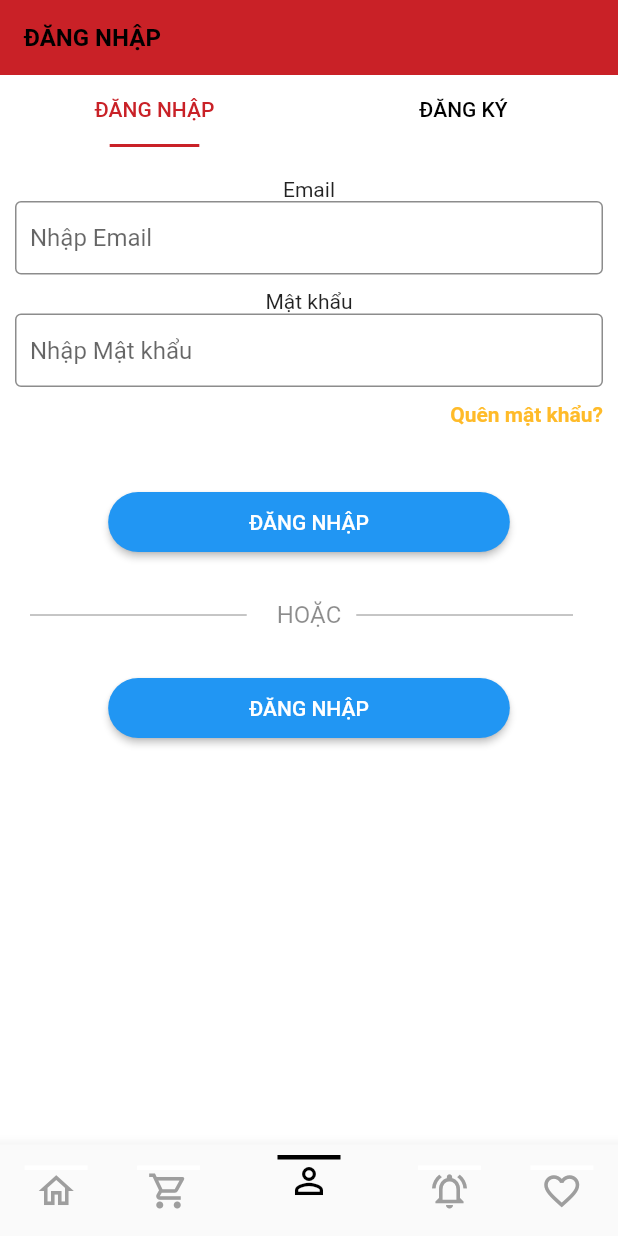
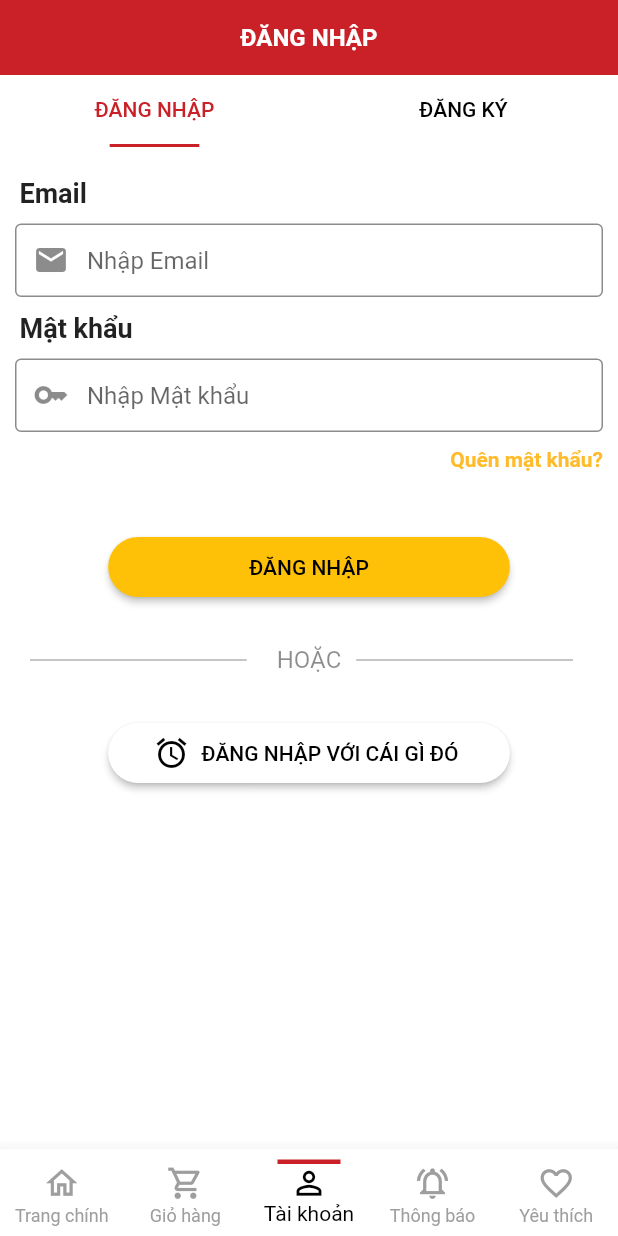
Before and after one commit to khoabm/matador, a Flutter app: the screen it shows after launch, item 3 of the bottom bar chosen, on a phone screen of 412 x 824 dp. Run offline on Flutter 3.47's test engine with Material 2 defaults, Android fonts, the light colour scheme and no system bars.

Commit message:
edit login screen, modify bottom navbar

```diff
--- a/lib/view/auth_view.dart
+++ b/lib/view/auth_view.dart
@@ -11,6 +11,13 @@ class AuthScreen extends StatefulWidget {
 
 class _AuthScreenState extends State<AuthScreen> with TickerProviderStateMixin {
   late TabController _tabController;
+  int _page = 0;
+
+  void updatePage(int page) {
+    setState(() {
+      _page = page;
+    });
+  }
 
   @override
   void initState() {
@@ -19,6 +26,7 @@ class _AuthScreenState extends State<AuthScreen> with TickerProviderStateMixin {
       length: 2,
       vsync: this,
     );
+    _tabController.addListener(_handleTabSelection);
   }
 
   @override
@@ -29,6 +37,7 @@ class _AuthScreenState extends State<AuthScreen> with TickerProviderStateMixin {
 
   @override
   Widget build(BuildContext context) {
+    //final index = DefaultTabController.of(context).index;
     return DefaultTabController(
       length: 2,
       child: Scaffold(
@@ -43,12 +52,12 @@ class _AuthScreenState extends State<AuthScreen> with TickerProviderStateMixin {
               ),
             ),
             title: Row(
-              // mainAxisAlignment: MainAxisAlignment.center,
-              children: const [
+              mainAxisAlignment: MainAxisAlignment.center,
+              children: [
                 Text(
-                  'ĐĂNG NHẬP',
-                  style: TextStyle(
-                    color: Colors.black,
+                  _page == 0 ? 'ĐĂNG NHẬP' : "ĐĂNG KÝ",
+                  style: const TextStyle(
+                    color: CustomColors.scaffoldBackgroundColor,
                     fontSize: 16,
                     fontWeight: FontWeight.w600,
                   ),
@@ -61,6 +70,10 @@ class _AuthScreenState extends State<AuthScreen> with TickerProviderStateMixin {
           crossAxisAlignment: CrossAxisAlignment.center,
           children: [
             TabBar(
+              onTap: (index) {
+                updatePage(index);
+                print(_page);
+              },
               unselectedLabelColor: Colors.black,
               labelColor: CustomColors.primaryColor,
               tabs: const [
@@ -91,4 +104,10 @@ class _AuthScreenState extends State<AuthScreen> with TickerProviderStateMixin {
       ),
     );
   }
+
+  void _handleTabSelection() {
+    setState(() {
+      _page = _tabController.index;
+    });
+  }
 }
--- a/lib/view/login_view.dart
+++ b/lib/view/login_view.dart
@@ -25,34 +25,73 @@ class _LoginViewState extends State<LoginView> {
 
   @override
   Widget build(BuildContext context) {
-    return Container(
+    return SingleChildScrollView(
+      child: Container(
         padding: const EdgeInsets.all(10),
         color: Colors.white,
         child: Form(
           key: _signInFormKey,
           child: Column(
-          mainAxisAlignment: MainAxisAlignment.start,
             children: [
               const SizedBox(
                 height: 10,
               ),
-            const Text(
+              Row(
+                mainAxisAlignment: MainAxisAlignment.start,
+                children: const [
+                  Padding(
+                    padding: EdgeInsets.only(
+                      left: 3.0,
+                    ),
+                    child: Text(
                       'Email',
-              style: TextStyle(),
+                      style: TextStyle(
+                        fontSize: 18,
+                        fontWeight: FontWeight.bold,
+                      ),
+                      textAlign: TextAlign.left,
+                    ),
+                  ),
+                ],
+              ),
+              const SizedBox(
+                height: 10,
               ),
               CustomTextField(
                 isObscure: false,
                 controller: _emailController,
                 hintText: "Nhập Email",
+                prefixIcons: const Icon(Icons.email),
               ),
               const SizedBox(
                 height: 10,
               ),
-            const Text('Mật khẩu'),
+              Row(
+                mainAxisAlignment: MainAxisAlignment.start,
+                children: const [
+                  Padding(
+                    padding: EdgeInsets.only(
+                      left: 3.0,
+                    ),
+                    child: Text(
+                      'Mật khẩu',
+                      style: TextStyle(
+                        fontSize: 18,
+                        fontWeight: FontWeight.bold,
+                      ),
+                      textAlign: TextAlign.left,
+                    ),
+                  ),
+                ],
+              ),
+              const SizedBox(
+                height: 10,
+              ),
               CustomTextField(
                 isObscure: true,
                 controller: _passwordController,
                 hintText: "Nhập Mật khẩu",
+                prefixIcons: const Icon(Icons.key),
               ),
               const SizedBox(
                 height: 10,
@@ -75,7 +114,11 @@ class _LoginViewState extends State<LoginView> {
               const SizedBox(
                 height: 40,
               ),
-            CustomButton(text: 'ĐĂNG NHẬP', onTap: () {}),
+              CustomButton(
+                text: 'ĐĂNG NHẬP',
+                onTap: () {},
+                buttonColor: Colors.amber,
+              ),
               const SizedBox(
                 height: 20,
               ),
@@ -111,8 +154,13 @@ class _LoginViewState extends State<LoginView> {
               const SizedBox(
                 height: 20,
               ),
-            CustomButton(text: 'ĐĂNG NHẬP', onTap: () {}),
+              CustomButtonWithIcon(
+                text: 'ĐĂNG NHẬP VỚI CÁI GÌ ĐÓ',
+                onTap: () {},
+                buttonColor: Colors.white,
+              ),
             ],
+          ),
         ),
       ),
     );
--- a/lib/widgets/bottom_bar.dart
+++ b/lib/widgets/bottom_bar.dart
@@ -1,4 +1,5 @@
 import 'package:flutter/material.dart';
+import 'package:matador/theme/color.dart';
 import 'package:matador/view/auth_view.dart';
 
 class BottomBar extends StatefulWidget {
@@ -41,6 +42,7 @@ class _BottomBarState extends State<BottomBar> {
     return Scaffold(
       body: pages[_page],
       bottomNavigationBar: BottomNavigationBar(
+        type: BottomNavigationBarType.fixed,
         onTap: updatePage,
         items: [
           //HOME
@@ -50,15 +52,18 @@ class _BottomBarState extends State<BottomBar> {
               decoration: BoxDecoration(
                 border: Border(
                   top: BorderSide(
-                      width: bottomBarBorderWidth,
-                      color: _page == 0 ? Colors.black : Colors.white),
+                    width: bottomBarBorderWidth,
+                    color: _page == 0
+                        ? CustomColors.primaryColor
+                        : CustomColors.scaffoldBackgroundColor,
+                  ),
                 ),
               ),
               child: const Icon(
                 Icons.home_outlined,
               ),
             ),
-            label: '',
+            label: 'Trang chính',
           ),
           //CART
           BottomNavigationBarItem(
@@ -67,15 +72,18 @@ class _BottomBarState extends State<BottomBar> {
               decoration: BoxDecoration(
                 border: Border(
                   top: BorderSide(
-                      width: bottomBarBorderWidth,
-                      color: _page == 1 ? Colors.black : Colors.white),
+                    width: bottomBarBorderWidth,
+                    color: _page == 1
+                        ? CustomColors.primaryColor
+                        : CustomColors.scaffoldBackgroundColor,
+                  ),
                 ),
               ),
               child: const Icon(
                 Icons.shopping_cart_outlined,
               ),
             ),
-            label: '',
+            label: 'Giỏ hàng',
           ),
           //PROFILE
           BottomNavigationBarItem(
@@ -84,15 +92,18 @@ class _BottomBarState extends State<BottomBar> {
               decoration: BoxDecoration(
                 border: Border(
                   top: BorderSide(
-                      width: bottomBarBorderWidth,
-                      color: _page == 2 ? Colors.black : Colors.white),
+                    width: bottomBarBorderWidth,
+                    color: _page == 2
+                        ? CustomColors.primaryColor
+                        : CustomColors.scaffoldBackgroundColor,
+                  ),
                 ),
               ),
               child: const Icon(
                 Icons.person_outline,
               ),
             ),
-            label: '',
+            label: 'Tài khoản',
           ),
           BottomNavigationBarItem(
             icon: Container(
@@ -100,15 +111,18 @@ class _BottomBarState extends State<BottomBar> {
               decoration: BoxDecoration(
                 border: Border(
                   top: BorderSide(
-                      width: bottomBarBorderWidth,
-                      color: _page == 3 ? Colors.black : Colors.white),
+                    width: bottomBarBorderWidth,
+                    color: _page == 3
+                        ? CustomColors.primaryColor
+                        : CustomColors.scaffoldBackgroundColor,
+                  ),
                 ),
               ),
               child: const Icon(
                 Icons.notifications_on_outlined,
               ),
             ),
-            label: '',
+            label: 'Thông báo',
           ),
           BottomNavigationBarItem(
             icon: Container(
@@ -116,22 +130,25 @@ class _BottomBarState extends State<BottomBar> {
               decoration: BoxDecoration(
                 border: Border(
                   top: BorderSide(
-                      width: bottomBarBorderWidth,
-                      color: _page == 4 ? Colors.black : Colors.white),
+                    width: bottomBarBorderWidth,
+                    color: _page == 4
+                        ? CustomColors.primaryColor
+                        : CustomColors.scaffoldBackgroundColor,
+                  ),
                 ),
               ),
               child: const Icon(
                 Icons.favorite_outline_outlined,
               ),
             ),
-            label: '',
+            label: 'Yêu thích',
           ),
         ],
         currentIndex: _page,
         selectedItemColor: Colors.black,
         unselectedItemColor: Colors.grey,
         backgroundColor: Colors.white,
-        iconSize: 28,
+        iconSize: 25,
       ),
     );
   }
--- a/lib/widgets/custom_button.dart
+++ b/lib/widgets/custom_button.dart
@@ -1,12 +1,15 @@
 import 'package:flutter/material.dart';
+import 'package:matador/theme/color.dart';
 
 class CustomButton extends StatelessWidget {
   final String text;
   final VoidCallback onTap;
+  final Color? buttonColor;
   const CustomButton({
     super.key,
     required this.text,
     required this.onTap,
+    required this.buttonColor,
   });
 
   @override
@@ -15,12 +18,48 @@ class CustomButton extends StatelessWidget {
       style: ElevatedButton.styleFrom(
         minimumSize: Size(MediaQuery.of(context).size.width * 0.65, 40),
         shape: const StadiumBorder(),
-        backgroundColor: Colors.blue,
+        backgroundColor: buttonColor,
+        foregroundColor: CustomColors.primaryColor,
       ),
       onPressed: onTap,
       child: Text(
         text,
+        style: const TextStyle(
+          color: Colors.black,
+        ),
       ),
     );
   }
 }
+
+class CustomButtonWithIcon extends StatelessWidget {
+  final String text;
+  final VoidCallback onTap;
+  final Color? buttonColor;
+  const CustomButtonWithIcon({
+    super.key,
+    required this.text,
+    required this.onTap,
+    required this.buttonColor,
+  });
+
+  @override
+  Widget build(BuildContext context) {
+    return ElevatedButton.icon(
+      icon: const Icon(Icons.access_alarm_sharp, color: Colors.black),
+      style: ElevatedButton.styleFrom(
+        minimumSize: Size(MediaQuery.of(context).size.width * 0.65, 40),
+        shape: const StadiumBorder(),
+        backgroundColor: buttonColor,
+        foregroundColor: CustomColors.primaryColor,
+      ),
+      onPressed: onTap,
+      label: Text(
+        text,
+        style: const TextStyle(
+          color: Colors.black,
+        ),
+      ),
+    );
+  }
+}
--- a/lib/widgets/custom_text_field.dart
+++ b/lib/widgets/custom_text_field.dart
@@ -6,6 +6,7 @@ class CustomTextField extends StatelessWidget {
   final bool isObscure;
   final int maxLines;
   final TextInputType inputType;
+  final Icon? prefixIcons;
   const CustomTextField({
     super.key,
     required this.controller,
@@ -13,6 +14,7 @@ class CustomTextField extends StatelessWidget {
     required this.isObscure,
     this.inputType = TextInputType.text,
     this.maxLines = 1,
+    this.prefixIcons,
   });
 
   @override
@@ -23,6 +25,7 @@ class CustomTextField extends StatelessWidget {
       controller: controller,
       keyboardType: inputType,
       decoration: InputDecoration(
+        prefixIcon: prefixIcons,
         contentPadding: const EdgeInsets.only(
           left: 10.0,
           top: 15.0,
```
Lines whose indentation alone changed are shown as unchanged.
